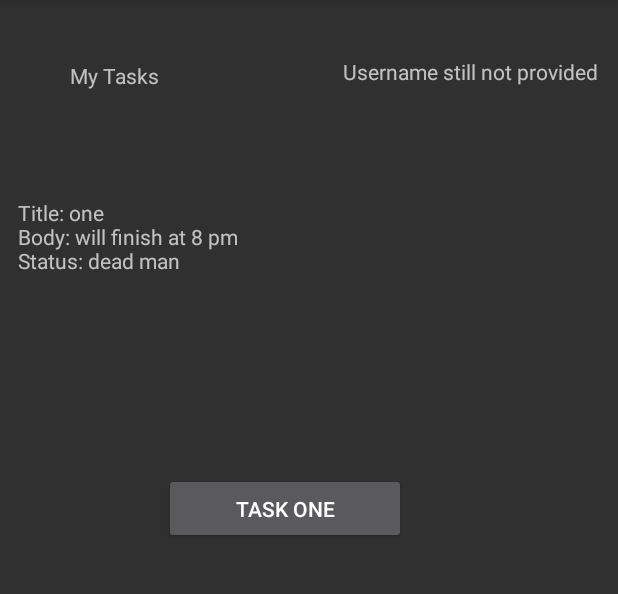
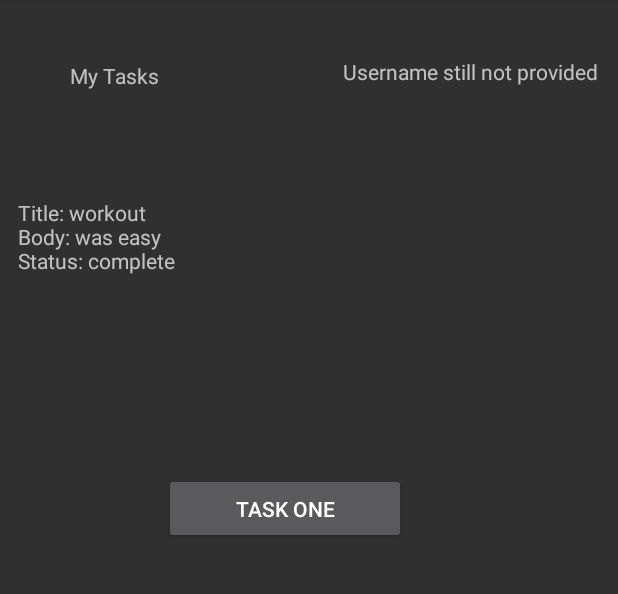
Before and after one commit to muhmadJaradat/taskmaster, an Android app: the screen it shows after launch (MainActivity), on a phone screen of 412 x 824 dp, the part 84-678 px from its top. Run offline under Robolectric (Android 15) with nearby library versions, the phone set to English and light mode, and no system bars.

Commit message:
adding lav28

```diff
--- a/app/src/main/java/com/example/taskmaster/MainActivity.java
+++ b/app/src/main/java/com/example/taskmaster/MainActivity.java
@@ -48,9 +48,9 @@ public class MainActivity extends AppCompatActivity {
         userViewName.setText(name);
 
         List tasks = new ArrayList();
-        tasks.add(new Task("one","will finish at 8 pm", "dead man "));
-        tasks.add(new Task("two","will finish at 9 pm", "disable"));
-        tasks.add(new Task("three","will finish at 11 pm", "done"));
+        tasks.add(new Task("workout","was easy", "complete "));
+        tasks.add(new Task("making dinner","it took too long", "complete"));
+        tasks.add(new Task("read a book","will finish it tomorrow", "in progress"));
 
         RecyclerView recyclerView = findViewById(R.id.rvTasks);
         recyclerView.setLayoutManager(new LinearLayoutManager(this));
--- a/app/src/main/java/com/example/taskmaster/TaskAdapter.java
+++ b/app/src/main/java/com/example/taskmaster/TaskAdapter.java
@@ -1,6 +1,5 @@
 package com.example.taskmaster;
 
-import android.content.Intent;
 import android.view.LayoutInflater;
 import android.view.View;
 import android.view.ViewGroup;
@@ -12,16 +11,14 @@ import androidx.recyclerview.widget.RecyclerView;
 import java.util.ArrayList;
 import java.util.List;
 
-// adapter role : convert an object at a position into a list row item
 public class TaskAdapter extends RecyclerView.Adapter<TaskAdapter.ViewHolder> {
     private List<Task> tasks =new ArrayList<Task>();
 
-    // act as a container for data that i will be using later
     public class ViewHolder extends RecyclerView.ViewHolder{
         private final TextView textView;
 
         public ViewHolder(View view){
-            super(view);  // // parent class need view to do extra stuff
+            super(view);
             textView = (TextView) view.findViewById(R.id.titleRV);
         }
 
@@ -29,7 +26,6 @@ public class TaskAdapter extends RecyclerView.Adapter<TaskAdapter.ViewHolder> {
             return textView;
         }
     }
-    // Initialize the dataset of the Adapter.
     public TaskAdapter(List<Task> list){
         tasks = list;
     }
@@ -37,7 +33,6 @@ public class TaskAdapter extends RecyclerView.Adapter<TaskAdapter.ViewHolder> {
     @NonNull
     @Override
     public ViewHolder onCreateViewHolder(@NonNull ViewGroup parent, int viewType) {
-        // new view to define UI
         View view = LayoutInflater.from(parent.getContext())
                 .inflate(R.layout.task_list_layout, parent, false);
         return new ViewHolder(view);
@@ -45,21 +40,11 @@ public class TaskAdapter extends RecyclerView.Adapter<TaskAdapter.ViewHolder> {
 
     @Override
     public void onBindViewHolder( TaskAdapter.ViewHolder holder, int position) {
-//       holder.getTextView().setText(titles[position]);
         String task =   "Title: "+ tasks.get(position).title + "\n" +
                 "Body: "+ tasks.get(position).body + "\n" +
                 "Status: " + tasks.get(position).state;
         holder.textView.setText(task);
-//        holder.textView.setOnClickListener(new View.OnClickListener() {
-//            @Override
-//            public void onClick(View v) {
-//                TextView text = (TextView) v;
-//                String taskDetail = text.getText().toString();
-//                Intent detailsIntent = new Intent(this, TaskDetail.class);
-//                detailsIntent.putExtra("title", text.getText());
-//                startActivity(detailsIntent);
-//            }
-//        });
+//
     }
 
     @Override
```
